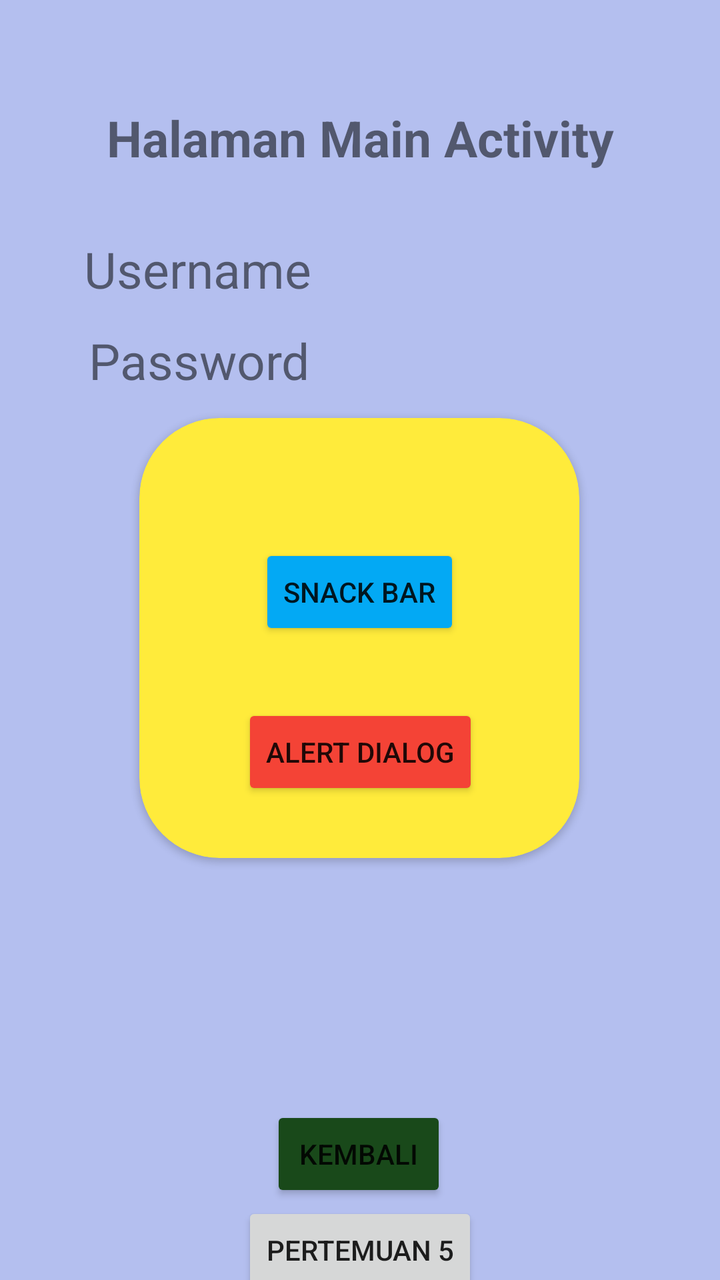
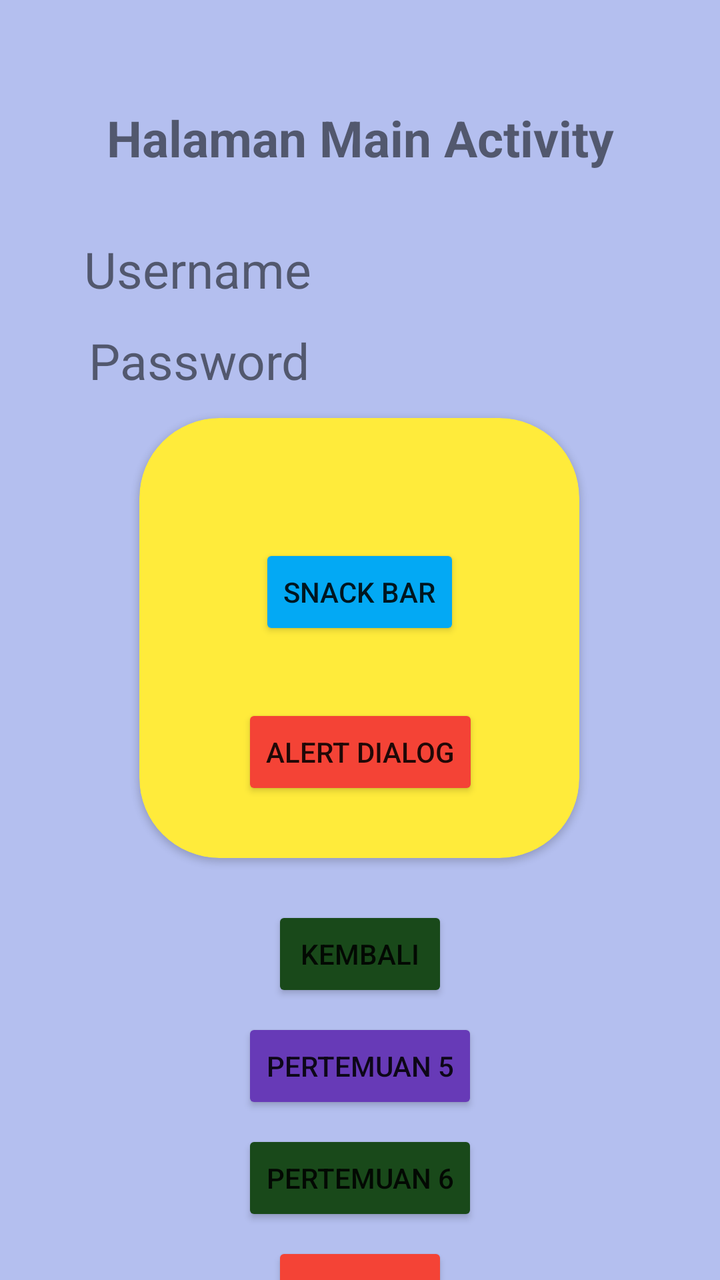

Two renders of the same Android screen: before a commit and after it. Below are the layout's source before the change and the commit's diff.
<!-- AndroidManifest.xml: application theme Theme.AppCompat.Light.NoActionBar -->
<!-- res/layout/activity_main.xml -->
<?xml version="1.0" encoding="utf-8"?>
<androidx.constraintlayout.widget.ConstraintLayout
    xmlns:android="http://schemas.android.com/apk/res/android"
    xmlns:app="http://schemas.android.com/apk/res-auto"
    xmlns:tools="http://schemas.android.com/tools"
    android:id="@+id/main"
    android:layout_width="match_parent"
    android:layout_height="match_parent"
    android:background="@color/biru"
    tools:context=".MainActivity">

    
    <TextView
        android:id="@+id/textView4"
        android:layout_width="wrap_content"
        android:layout_height="wrap_content"
        android:layout_marginTop="52dp"
        android:text="Halaman Main Activity"
        android:textSize="25sp"
        android:textStyle="bold"
        app:layout_constraintEnd_toEndOf="parent"
        app:layout_constraintStart_toStartOf="parent"
        app:layout_constraintTop_toTopOf="parent" />

    
    <TextView
        android:id="@+id/txtUsername"
        android:layout_width="wrap_content"
        android:layout_height="wrap_content"
        android:layout_marginTop="32dp"
        android:text="Username"
        android:textSize="25sp"
        app:layout_constraintEnd_toEndOf="parent"
        app:layout_constraintHorizontal_bias="0.171"
        app:layout_constraintStart_toStartOf="parent"
        app:layout_constraintTop_toBottomOf="@+id/textView4" />

    
    <TextView
        android:id="@+id/txtPassword"
        android:layout_width="wrap_content"
        android:layout_height="wrap_content"
        android:layout_marginTop="12dp"
        android:text="Password"
        android:textSize="25sp"
        app:layout_constraintEnd_toEndOf="parent"
        app:layout_constraintHorizontal_bias="0.177"
        app:layout_constraintStart_toStartOf="parent"
        app:layout_constraintTop_toBottomOf="@+id/txtUsername" />

    
    <androidx.cardview.widget.CardView
        android:id="@+id/materialCardView"
        android:layout_width="220dp"
        android:layout_height="220dp"
        android:layout_marginTop="12dp"
        app:cardBackgroundColor="#FFEB3B"
        app:cardElevation="2dp"
        app:strokeColor="#BDBDBC"
        app:strokeWidth="10dp"
        app:cardCornerRadius="40dp"
        app:layout_constraintEnd_toEndOf="parent"
        app:layout_constraintHorizontal_bias="0.497"
        app:layout_constraintStart_toStartOf="parent"
        app:layout_constraintTop_toBottomOf="@+id/txtPassword">

        <androidx.constraintlayout.widget.ConstraintLayout
            android:layout_width="match_parent"
            android:layout_height="match_parent"
            android:layout_margin="15dp">

            
            <Button
                android:id="@+id/btnSnackBar"
                android:layout_width="wrap_content"
                android:layout_height="wrap_content"
                android:layout_marginTop="48dp"
                android:backgroundTint="#03A9F4"
                android:text="Snack Bar"
                app:layout_constraintEnd_toEndOf="parent"
                app:layout_constraintStart_toStartOf="parent"
                app:layout_constraintTop_toTopOf="parent" />

            
            <Button
                android:id="@+id/btnAlertDialog"
                android:layout_width="wrap_content"
                android:layout_height="wrap_content"
                android:layout_marginTop="32dp"
                android:backgroundTint="#F44336"
                android:text="Alert Dialog"
                app:layout_constraintBottom_toBottomOf="parent"
                app:layout_constraintEnd_toEndOf="parent"
                app:layout_constraintHorizontal_bias="0.505"
                app:layout_constraintStart_toStartOf="parent"
                app:layout_constraintTop_toBottomOf="@+id/btnSnackBar"
                app:layout_constraintVertical_bias="0.0" />

        </androidx.constraintlayout.widget.ConstraintLayout>

    </androidx.cardview.widget.CardView>

    

    <Button
        android:id="@+id/btnKembali"
        android:layout_width="wrap_content"
        android:layout_height="wrap_content"
        android:layout_marginTop="124dp"
        android:backgroundTint="#19491A"
        android:text="Kembali"
        app:layout_constraintBottom_toBottomOf="parent"
        app:layout_constraintEnd_toEndOf="parent"
        app:layout_constraintHorizontal_bias="0.498"
        app:layout_constraintStart_toStartOf="parent"
        app:layout_constraintTop_toBottomOf="@+id/materialCardView"
        app:layout_constraintVertical_bias="0.0" />

    <Button
        android:id="@+id/btnToLima"
        android:layout_width="wrap_content"
        android:layout_height="wrap_content"
        android:text="Pertemuan 5"
        app:layout_constraintEnd_toEndOf="parent"
        app:layout_constraintStart_toStartOf="parent"
        app:layout_constraintTop_toBottomOf="@id/btnKembali" />

</androidx.constraintlayout.widget.ConstraintLayout>
<!-- resources referenced by this layout -->
<resources>
  <color name="biru">#B4BFEF</color>
</resources>

<!-- the commit's change to res/layout/activity_main.xml (unified diff, before → after) -->
@@ -100,29 +100,54 @@
 
     </androidx.cardview.widget.CardView>
 
+
     
-
     <Button
         android:id="@+id/btnKembali"
         android:layout_width="wrap_content"
         android:layout_height="wrap_content"
-        android:layout_marginTop="124dp"
+        android:layout_marginTop="24dp"
         android:backgroundTint="#19491A"
         android:text="Kembali"
-        app:layout_constraintBottom_toBottomOf="parent"
         app:layout_constraintEnd_toEndOf="parent"
-        app:layout_constraintHorizontal_bias="0.498"
         app:layout_constraintStart_toStartOf="parent"
-        app:layout_constraintTop_toBottomOf="@+id/materialCardView"
-        app:layout_constraintVertical_bias="0.0" />
+        app:layout_constraintTop_toBottomOf="@id/materialCardView" />
 
+    
     <Button
         android:id="@+id/btnToLima"
         android:layout_width="wrap_content"
         android:layout_height="wrap_content"
+        android:layout_marginTop="8dp"
+        android:backgroundTint="#673AB7"
         android:text="Pertemuan 5"
         app:layout_constraintEnd_toEndOf="parent"
         app:layout_constraintStart_toStartOf="parent"
         app:layout_constraintTop_toBottomOf="@id/btnKembali" />
 
+    
+    <Button
+        android:id="@+id/btnToSixth"
+        android:layout_width="wrap_content"
+        android:layout_height="wrap_content"
+        android:layout_marginTop="8dp"
+        android:backgroundTint="#19491A"
+        android:text="Pertemuan 6"
+        app:layout_constraintEnd_toEndOf="parent"
+        app:layout_constraintStart_toStartOf="parent"
+        app:layout_constraintTop_toBottomOf="@id/btnToLima" />
+
+    
+    <Button
+        android:id="@+id/btnLogout"
+        android:layout_width="wrap_content"
+        android:layout_height="wrap_content"
+        android:layout_marginTop="8dp"
+        android:backgroundTint="#F44336"
+        android:text="Logout"
+        app:layout_constraintEnd_toEndOf="parent"
+        app:layout_constraintStart_toStartOf="parent"
+        app:layout_constraintTop_toBottomOf="@id/btnToSixth" />
+
+
 </androidx.constraintlayout.widget.ConstraintLayout>
